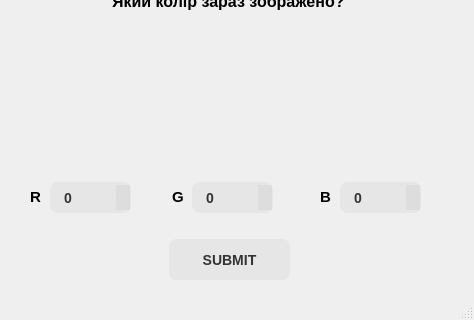
This is Guess_the_color_game/mainwindow.ui in Dar-Tei/GuessTheColorGame as Qt 5 draws it before an edit; both pictures show x 0 to 474 and y 161 to 481 of the 474 by 481 pixel window. The edited form follows.
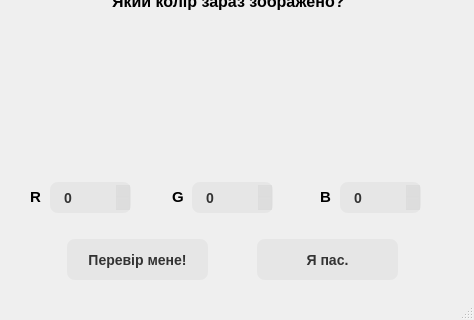
This is the edited form.

The edit to the form file:
```diff
--- a/Guess_the_color_game/mainwindow.ui
+++ b/Guess_the_color_game/mainwindow.ui
@@ -91,9 +91,9 @@
    <widget class="QPushButton" name="pushButton">
     <property name="geometry">
      <rect>
-      <x>169</x>
+      <x>67</x>
       <y>400</y>
-      <width>121</width>
+      <width>141</width>
       <height>41</height>
      </rect>
     </property>
@@ -127,7 +127,7 @@
 </string>
     </property>
     <property name="text">
-     <string>SUBMIT</string>
+     <string>Перевір мене!</string>
     </property>
    </widget>
    <widget class="QFrame" name="frame">
@@ -297,6 +297,48 @@
      <string>R</string>
     </property>
    </widget>
+   <widget class="QPushButton" name="pushButton_2">
+    <property name="geometry">
+     <rect>
+      <x>257</x>
+      <y>400</y>
+      <width>141</width>
+      <height>41</height>
+     </rect>
+    </property>
+    <property name="font">
+     <font>
+      <family>Arial</family>
+      <pointsize>-1</pointsize>
+      <bold>true</bold>
+     </font>
+    </property>
+    <property name="styleSheet">
+     <string notr="true">  background-color: rgba(51, 51, 51, 0.05);
+  border-radius: 8px;
+  border-width: 0;
+  color: #333333;
+  cursor: pointer;
+  display: inline-block;
+  font-size: 14px;
+  line-height: 20px;
+  list-style: none;
+  margin: 0;
+  padding: 10px 12px;
+  text-align: center;
+  transition: all 200ms;
+  vertical-align: baseline;
+  white-space: nowrap;
+  user-select: none;
+  -webkit-user-select: none;
+  touch-action: manipulation;
+  shadow: 10px;
+</string>
+    </property>
+    <property name="text">
+     <string>Я пас.</string>
+    </property>
+   </widget>
   </widget>
   <widget class="QMenuBar" name="menubar">
    <property name="geometry">
```
Left out of the diff: 2 changed lines with no effect on the pictures.
